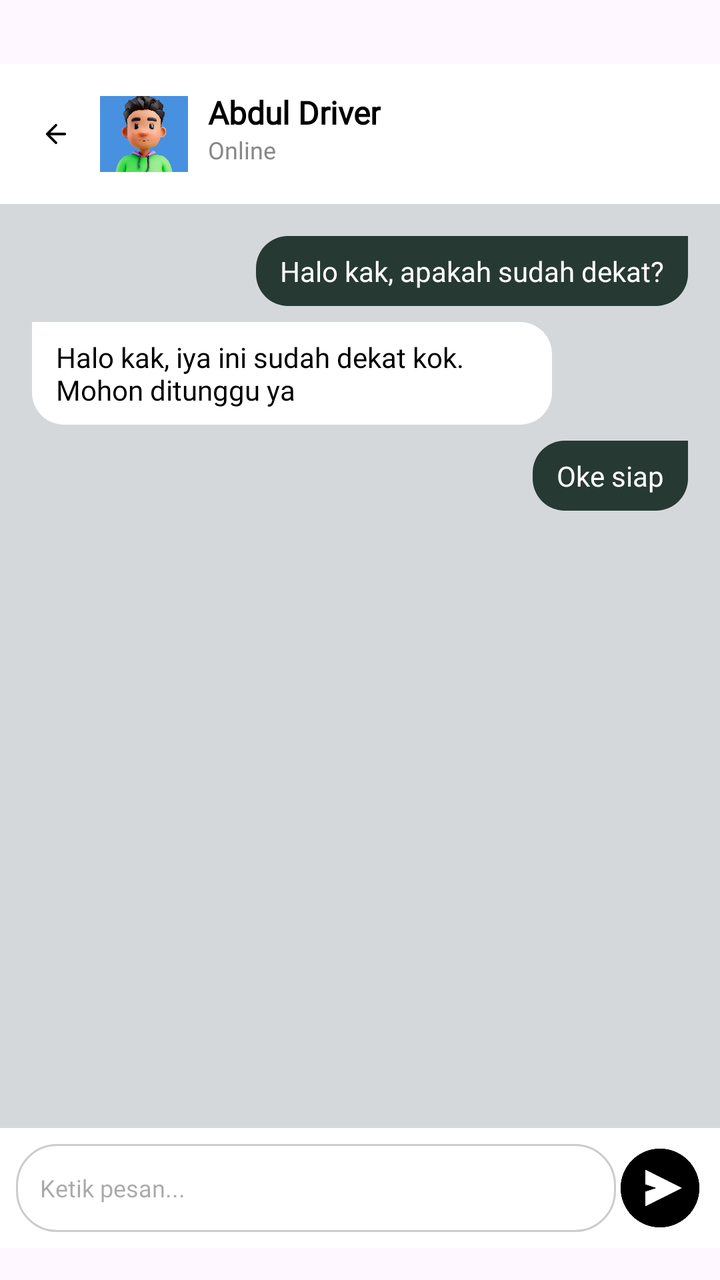
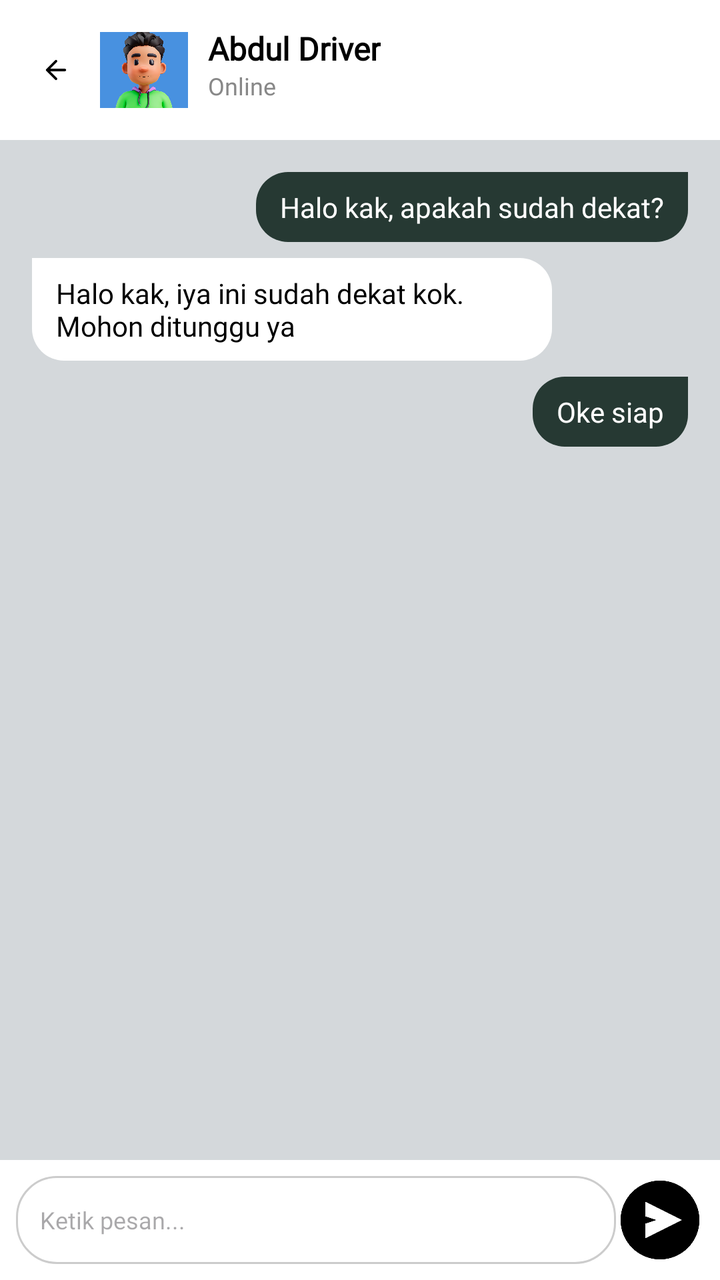

An Android layout rendered at two revisions. The XML below is the earlier revision; the diff shows what the commit changed to produce the second picture.
<!-- AndroidManifest.xml: application theme Theme.GoNceng -->
<!-- res/layout/activity_chat_detail.xml -->
<?xml version="1.0" encoding="utf-8"?>
<androidx.constraintlayout.widget.ConstraintLayout xmlns:android="http://schemas.android.com/apk/res/android"
    xmlns:app="http://schemas.android.com/apk/res-auto"
    android:layout_width="match_parent"
    android:layout_height="match_parent">

    <androidx.constraintlayout.widget.ConstraintLayout
        android:id="@+id/headerChat"
        android:layout_width="match_parent"
        android:layout_height="70sp"
        android:layout_marginTop="32sp"
        android:padding="16sp"
        android:background="#FFFFFF"
        app:layout_constraintTop_toTopOf="parent">

        <ImageView
            android:id="@+id/btnBack"
            android:layout_width="24sp"
            android:layout_height="24sp"
            android:src="@drawable/arrow_left"
            app:layout_constraintStart_toStartOf="parent"
            app:layout_constraintTop_toTopOf="parent"
            app:layout_constraintBottom_toBottomOf="parent"/>

        <ImageView
            android:id="@+id/imgProfile"
            android:layout_width="44sp"
            android:layout_height="44sp"
            android:src="@drawable/profile"
            app:layout_constraintStart_toEndOf="@+id/btnBack"
            app:layout_constraintTop_toTopOf="parent"
            app:layout_constraintBottom_toBottomOf="parent"
            android:layout_marginStart="10sp"
            android:scaleType="centerCrop"/>

        <TextView
            android:id="@+id/tvDriverName"
            android:layout_width="wrap_content"
            android:layout_height="wrap_content"
            android:text="Abdul Driver"
            android:layout_marginStart="10sp"
            android:textSize="16sp"
            android:textStyle="bold"
            android:textColor="#000000"
            android:fontFamily="@font/poppins_regular"
            app:layout_constraintStart_toEndOf="@+id/imgProfile"
            app:layout_constraintTop_toTopOf="@+id/imgProfile"
            />

        <TextView
            android:id="@+id/tvDriverStatus"
            android:layout_width="wrap_content"
            android:layout_height="wrap_content"
            android:text="Online"
            android:textSize="12sp"
            android:textColor="#888888"
            android:fontFamily="@font/poppins_regular"
            app:layout_constraintStart_toStartOf="@+id/tvDriverName"
            app:layout_constraintTop_toBottomOf="@+id/tvDriverName"/>

    </androidx.constraintlayout.widget.ConstraintLayout>

    <ScrollView
        android:id="@+id/chatScrollView"
        android:layout_width="match_parent"
        android:layout_height="0sp"
        android:background="#D4D8DB"
        app:layout_constraintTop_toBottomOf="@+id/headerChat"
        app:layout_constraintBottom_toTopOf="@+id/chatInputContainer">

        <LinearLayout
                android:id="@+id/chatContainer"
                android:orientation="vertical"
                android:layout_width="match_parent"
                android:layout_height="match_parent"
                android:padding="16sp">

            <TextView
                android:layout_width="wrap_content"
                android:layout_height="wrap_content"
                android:text="Halo kak, apakah sudah dekat?"
                android:background="@drawable/bg_chat_bubble_sent"
                android:textColor="#FFFFFF"
                android:layout_gravity="end"
                android:layout_marginBottom="8dp"
                android:maxWidth="260dp"
                android:textSize="14sp"
                android:fontFamily="@font/poppins_regular"/>

            <TextView
                android:layout_width="wrap_content"
                android:layout_height="wrap_content"
                android:text="Halo kak, iya ini sudah dekat kok. Mohon ditunggu ya"
                android:background="@drawable/bg_chat_bubble_received"
                android:textColor="#000000"
                android:layout_gravity="start"
                android:layout_marginBottom="8dp"
                android:maxWidth="260dp"
                android:textSize="14sp"
                android:fontFamily="@font/poppins_regular"/>

            <TextView
                android:layout_width="wrap_content"
                android:layout_height="wrap_content"
                android:text="Oke siap"
                android:background="@drawable/bg_chat_bubble_sent"
                android:textColor="#FFFFFF"
                android:layout_gravity="end"
                android:layout_marginBottom="8dp"
                android:maxWidth="260dp"
                android:textSize="14sp"
                android:fontFamily="@font/poppins_regular"/>

        </LinearLayout>
    </ScrollView>

    <androidx.constraintlayout.widget.ConstraintLayout
        android:id="@+id/chatInputContainer"
        android:layout_width="match_parent"
        android:layout_height="60sp"
        android:layout_marginBottom="16sp"
        android:background="#FFFFFF"
        android:padding="8dp"
        app:layout_constraintBottom_toBottomOf="parent" >

        <EditText
            android:id="@+id/etMessage"
            android:layout_width="0dp"
            android:layout_height="match_parent"
            android:hint="Ketik pesan..."
            android:background="@drawable/rounded_edittext"
            android:padding="12dp"
            app:layout_constraintStart_toStartOf="parent"
            app:layout_constraintEnd_toStartOf="@+id/btnSend"
            app:layout_constraintTop_toTopOf="parent"
            app:layout_constraintBottom_toBottomOf="parent"
            android:fontFamily="@font/poppins_regular"
            android:textSize="12sp"/>

        <ImageView
            android:id="@+id/btnSend"
            android:layout_width="44sp"
            android:layout_height="44sp"
            android:src="@drawable/send"
            android:background="@drawable/circle_background"
            app:layout_constraintEnd_toEndOf="parent"
            app:layout_constraintBottom_toBottomOf="parent"
            app:layout_constraintTop_toTopOf="parent" />

    </androidx.constraintlayout.widget.ConstraintLayout>


</androidx.constraintlayout.widget.ConstraintLayout>
<!-- resources referenced by this layout -->
<resources>
  <!-- drawable arrow_left (drawable) -->
  <vector xmlns:android="http://schemas.android.com/apk/res/android"
      android:width="38dp"
      android:height="38dp"
      android:viewportWidth="38"
      android:viewportHeight="38">
    <path
        android:pathData="M19,0L19,0A19,19 0,0 1,38 19L38,19A19,19 0,0 1,19 38L19,38A19,19 0,0 1,0 19L0,19A19,19 0,0 1,19 0z"
        android:fillColor="#ffffff"/>
    <path
        android:pathData="M18.293,11.293C18.684,10.903 19.317,10.903 19.707,11.293C20.097,11.684 20.097,12.317 19.707,12.707L14.414,18H26C26.552,18 27,18.448 27,19C27,19.552 26.552,20 26,20H14.414L19.707,25.293C20.097,25.684 20.097,26.317 19.707,26.707C19.317,27.098 18.684,27.097 18.293,26.707L11.293,19.707C10.903,19.317 10.903,18.684 11.293,18.293L18.293,11.293Z"
        android:fillColor="#000000"/>
  </vector>
  <!-- drawable bg_chat_bubble_received (drawable) -->
  <?xml version="1.0" encoding="utf-8"?>
  <shape xmlns:android="http://schemas.android.com/apk/res/android">
      <solid android:color="#FFFFFF" />
      <corners
          android:topLeftRadius="0dp"
          android:topRightRadius="16dp"
          android:bottomLeftRadius="16dp"
          android:bottomRightRadius="16dp" />
      <padding
          android:left="12dp"
          android:top="8dp"
          android:right="12dp"
          android:bottom="8dp" />
  </shape>
  <!-- drawable bg_chat_bubble_sent (drawable) -->
  <?xml version="1.0" encoding="utf-8"?>
  <shape xmlns:android="http://schemas.android.com/apk/res/android">
      <solid android:color="#263933" />
      <corners
          android:topLeftRadius="16dp"
          android:topRightRadius="0dp"
          android:bottomLeftRadius="16dp"
          android:bottomRightRadius="16dp" />
      <padding
          android:left="12dp"
          android:top="8dp"
          android:right="12dp"
          android:bottom="8dp" />
  </shape>
  <!-- drawable circle_background (drawable) -->
  <?xml version="1.0" encoding="utf-8"?>
  <shape xmlns:android="http://schemas.android.com/apk/res/android"
      android:shape="oval">
  
      <solid android:color="#FFFFFF" />
  
  </shape>
  <!-- drawable profile: jpg bitmap (drawable, 825227 bytes) -->
  <!-- drawable rounded_edittext (drawable) -->
  <?xml version="1.0" encoding="utf-8"?>
  <shape xmlns:android="http://schemas.android.com/apk/res/android"
      android:shape="rectangle">
  
      <solid android:color="#FFFFFF" />
  
      <corners android:radius="20dp" />
  
      <stroke
          android:width="1dp"
          android:color="#CCCCCC" />
  
  </shape>
  <!-- drawable send: png bitmap (drawable, 10135 bytes) -->
  <style name="Theme.GoNceng" parent="Base.Theme.GoNceng" />
  <style name="Base.Theme.GoNceng" parent="Theme.Material3.DayNight.NoActionBar">
          
          
      </style>
</resources>

<!-- the commit's change to res/layout/activity_chat_detail.xml (unified diff, before → after) -->
@@ -2,13 +2,13 @@
 <androidx.constraintlayout.widget.ConstraintLayout xmlns:android="http://schemas.android.com/apk/res/android"
     xmlns:app="http://schemas.android.com/apk/res-auto"
     android:layout_width="match_parent"
-    android:layout_height="match_parent">
+    android:layout_height="match_parent"
+    android:fitsSystemWindows="true">
 
     <androidx.constraintlayout.widget.ConstraintLayout
         android:id="@+id/headerChat"
         android:layout_width="match_parent"
         android:layout_height="70sp"
-        android:layout_marginTop="32sp"
         android:padding="16sp"
         android:background="#FFFFFF"
         app:layout_constraintTop_toTopOf="parent">
@@ -118,7 +118,6 @@
         android:id="@+id/chatInputContainer"
         android:layout_width="match_parent"
         android:layout_height="60sp"
-        android:layout_marginBottom="16sp"
         android:background="#FFFFFF"
         android:padding="8dp"
         app:layout_constraintBottom_toBottomOf="parent" >
